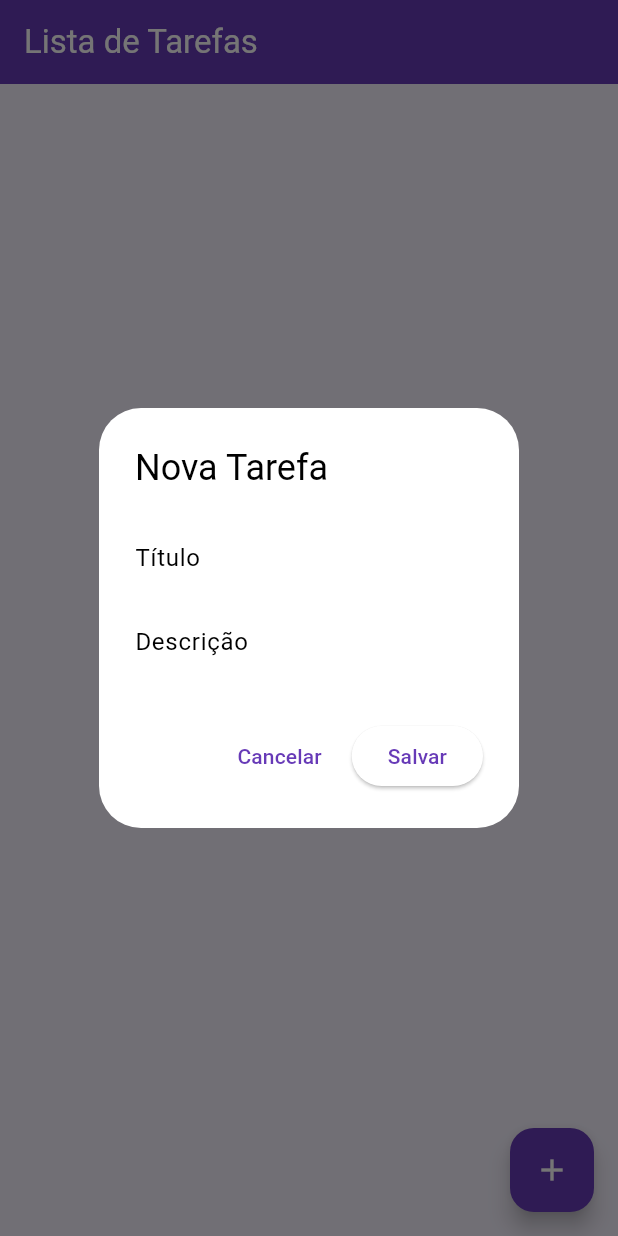
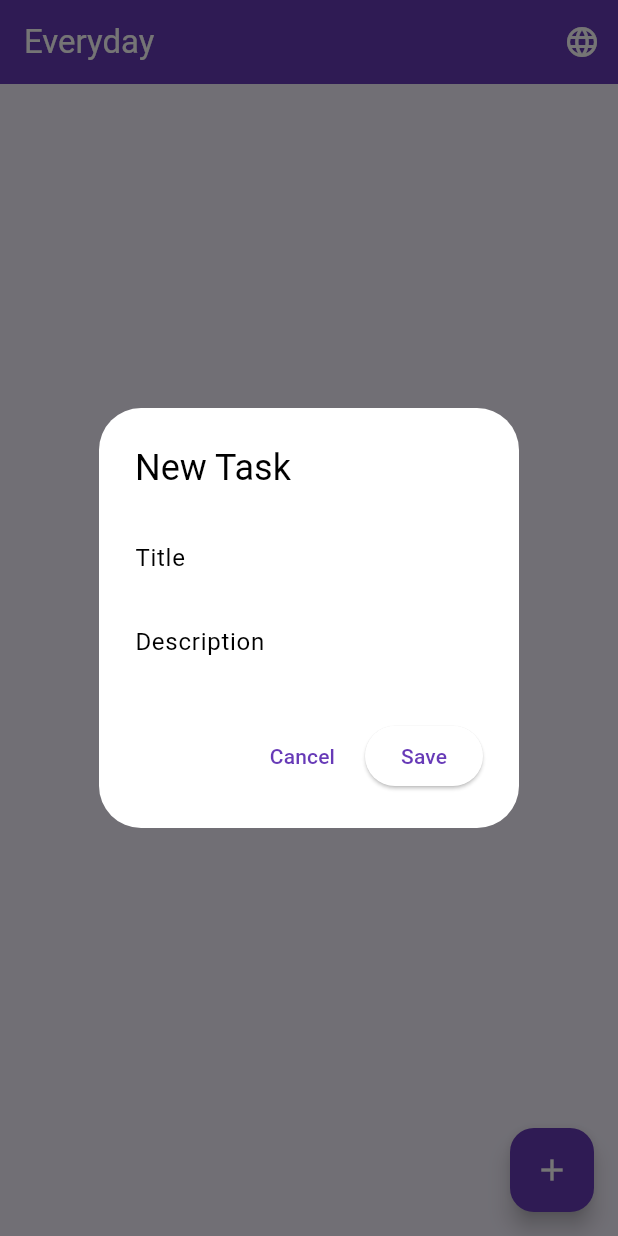
Before and after one commit to romfe89/cotidiano, a Flutter app: the screen it shows after launch, after a tap on the "add" icon, on a phone screen of 412 x 824 dp. Run offline on Flutter 3.47's test engine with Material 3 defaults, Android fonts, the phone set to English and light mode, and no system bars; our stand-ins replace shared_preferences, sqflite; accounts and stored records are empty; generated files the repository leaves out were written again.

Commit message:
localização

```diff
--- /dev/null
+++ b/lib/l10n/app_en.arb
@@ -0,0 +1,13 @@
+{
+  "@@locale": "en",
+  "appTitle": "Everyday",
+  "taskTitle": "Task Title",
+  "taskDescription": "Task Description",
+  "cancel": "Cancel",
+  "newTask": "New Task",
+  "editTask": "Edit Task",
+  "title": "Title",
+  "description": "Description",
+  "cancel": "Cancel",
+  "save": "Save"
+}
--- /dev/null
+++ b/lib/l10n/app_pt.arb
@@ -0,0 +1,13 @@
+{
+  "@@locale": "pt",
+  "appTitle": "Cotidiano",
+  "taskTitle": "Título da Tarefa",
+  "taskDescription": "Descrição da Tarefa",
+  "editTask": "Editar Tarefa",
+  "save": "Salvar",
+  "cancel": "Cancelar",
+  "newTask": "Nova Tarefa",
+  "title": "Título",
+  "description": "Descrição",
+  "cancel": "Cancelar"
+}
--- /dev/null
+++ b/lib/locale_controller.dart
@@ -0,0 +1,24 @@
+import 'package:flutter/material.dart';
+import 'package:shared_preferences/shared_preferences.dart';
+
+class LocaleController extends ChangeNotifier {
+  Locale? _locale;
+
+  Locale? get locale => _locale;
+
+  Future<void> loadLocale() async {
+    final prefs = await SharedPreferences.getInstance();
+    final langCode = prefs.getString('locale');
+    if (langCode != null) {
+      _locale = Locale(langCode);
+      notifyListeners();
+    }
+  }
+
+  Future<void> setLocale(String languageCode) async {
+    final prefs = await SharedPreferences.getInstance();
+    await prefs.setString('locale', languageCode);
+    _locale = Locale(languageCode);
+    notifyListeners();
+  }
+}
--- a/lib/main.dart
+++ b/lib/main.dart
@@ -1,15 +1,36 @@
 import 'package:flutter/material.dart';
+import 'package:flutter_gen/gen_l10n/app_localizations.dart';
+import 'package:flutter_localizations/flutter_localizations.dart';
 import 'screens/task_list_screen.dart';
+import './locale_controller.dart';
 
-void main() {
-  runApp(MyApp());
+void main() async {
+  WidgetsFlutterBinding.ensureInitialized();
+  final controller = LocaleController();
+  await controller.loadLocale();
+  runApp(MyApp(controller));
 }
 
 class MyApp extends StatelessWidget {
+  final LocaleController controller;
+
+  const MyApp(this.controller, {super.key});
+
   @override
   Widget build(BuildContext context) {
-    return MaterialApp(
-      title: 'Cotidiano',
+    return AnimatedBuilder(
+      animation: controller,
+      builder:
+          (context, _) => MaterialApp(
+            title: AppLocalizations.of(context)?.appTitle ?? 'Everyday',
+            locale: controller.locale,
+            supportedLocales: const [Locale('en'), Locale('pt', 'BR')],
+            localizationsDelegates: const [
+              AppLocalizations.delegate,
+              GlobalMaterialLocalizations.delegate,
+              GlobalWidgetsLocalizations.delegate,
+              GlobalCupertinoLocalizations.delegate,
+            ],
             theme: ThemeData(
               primarySwatch: Colors.deepPurple,
               scaffoldBackgroundColor: const Color(0xFFF6F2FF),
@@ -19,9 +40,11 @@ class MyApp extends StatelessWidget {
                 elevation: 0,
               ),
               checkboxTheme: CheckboxThemeData(
-          fillColor: MaterialStateProperty.all(Colors.deepPurple),
-          checkColor: MaterialStateProperty.all(Colors.white),
-          shape: RoundedRectangleBorder(borderRadius: BorderRadius.circular(4)),
+                fillColor: MaterialStatePropertyAll(Colors.deepPurple),
+                checkColor: MaterialStatePropertyAll(Colors.white),
+                shape: RoundedRectangleBorder(
+                  borderRadius: BorderRadius.circular(4),
+                ),
               ),
               floatingActionButtonTheme: const FloatingActionButtonThemeData(
                 backgroundColor: Colors.deepPurple,
@@ -39,8 +62,8 @@ class MyApp extends StatelessWidget {
                 primarySwatch: Colors.deepPurple,
               ).copyWith(secondary: Colors.amber),
             ),
-
-      home: TaskListScreen(),
+            home: TaskListScreen(localeController: controller),
+          ),
     );
   }
 }
--- a/lib/screens/task_list_screen.dart
+++ b/lib/screens/task_list_screen.dart
@@ -2,8 +2,14 @@ import 'package:flutter/material.dart';
 import '../models/task.dart';
 import '../db/task_database.dart';
 import '../widgets/task_form.dart';
+import '../locale_controller.dart';
+import 'package:flutter_gen/gen_l10n/app_localizations.dart';
 
 class TaskListScreen extends StatefulWidget {
+  final LocaleController localeController;
+
+  const TaskListScreen({super.key, required this.localeController});
+
   @override
   _TaskListScreenState createState() => _TaskListScreenState();
 }
@@ -11,6 +17,7 @@ class TaskListScreen extends StatefulWidget {
 class _TaskListScreenState extends State<TaskListScreen> {
   List<Task> _tasks = [];
   Map<int, bool> _taskStatus = {};
+
   void _loadTasks() async {
     final tasks = await TaskDatabase.getTasks();
     final statusMap = <int, bool>{};
@@ -59,7 +66,22 @@ class _TaskListScreenState extends State<TaskListScreen> {
   @override
   Widget build(BuildContext context) {
     return Scaffold(
-      appBar: AppBar(title: Text('Lista de Tarefas')),
+      appBar: AppBar(
+        title: Text(AppLocalizations.of(context)!.appTitle),
+        actions: [
+          PopupMenuButton<String>(
+            icon: const Icon(Icons.language),
+            onSelected: (lang) {
+              widget.localeController.setLocale(lang);
+            },
+            itemBuilder:
+                (context) => const [
+                  PopupMenuItem(value: 'pt', child: Text('Português')),
+                  PopupMenuItem(value: 'en', child: Text('English')),
+                ],
+          ),
+        ],
+      ),
       body: ListView.builder(
         itemCount: _tasks.length,
         itemBuilder: (_, i) {
@@ -78,11 +100,11 @@ class _TaskListScreenState extends State<TaskListScreen> {
               mainAxisSize: MainAxisSize.min,
               children: [
                 IconButton(
-                  icon: Icon(Icons.edit),
+                  icon: const Icon(Icons.edit),
                   onPressed: () => _addOrEditTask(task: task),
                 ),
                 IconButton(
-                  icon: Icon(Icons.delete),
+                  icon: const Icon(Icons.delete),
                   onPressed: () => _deleteTask(task.id!),
                 ),
               ],
@@ -92,7 +114,7 @@ class _TaskListScreenState extends State<TaskListScreen> {
       ),
       floatingActionButton: FloatingActionButton(
         onPressed: () => _addOrEditTask(),
-        child: Icon(Icons.add),
+        child: const Icon(Icons.add),
       ),
     );
   }
--- a/lib/widgets/task_form.dart
+++ b/lib/widgets/task_form.dart
@@ -1,5 +1,6 @@
 import 'package:flutter/material.dart';
 import '../models/task.dart';
+import 'package:flutter_gen/gen_l10n/app_localizations.dart';
 
 class TaskForm extends StatefulWidget {
   final Task? task;
@@ -35,27 +36,29 @@ class _TaskFormState extends State<TaskForm> {
 
   @override
   Widget build(BuildContext context) {
+    final loc = AppLocalizations.of(context)!;
+
     return AlertDialog(
-      title: Text(widget.task == null ? 'Nova Tarefa' : 'Editar Tarefa'),
+      title: Text(widget.task == null ? loc.newTask : loc.editTask),
       content: Column(
         mainAxisSize: MainAxisSize.min,
         children: [
           TextField(
             controller: _titleController,
-            decoration: InputDecoration(labelText: 'Título'),
+            decoration: InputDecoration(labelText: loc.title),
           ),
           TextField(
             controller: _descriptionController,
-            decoration: InputDecoration(labelText: 'Descrição'),
+            decoration: InputDecoration(labelText: loc.description),
           ),
         ],
       ),
       actions: [
         TextButton(
           onPressed: () => Navigator.pop(context),
-          child: Text('Cancelar'),
+          child: Text(loc.cancel),
         ),
-        ElevatedButton(onPressed: _submit, child: Text('Salvar')),
+        ElevatedButton(onPressed: _submit, child: Text(loc.save)),
       ],
     );
   }
```
Also changed, not shown: pubspec.yaml (+13 -2 lines), pubspec.lock, 10 other files. Lines whose indentation alone changed are shown as unchanged.
